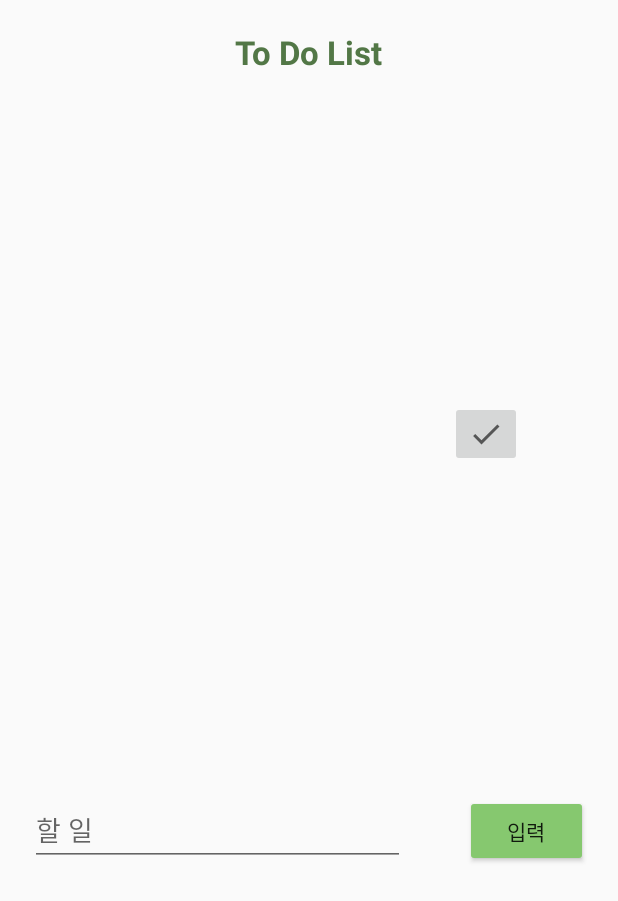
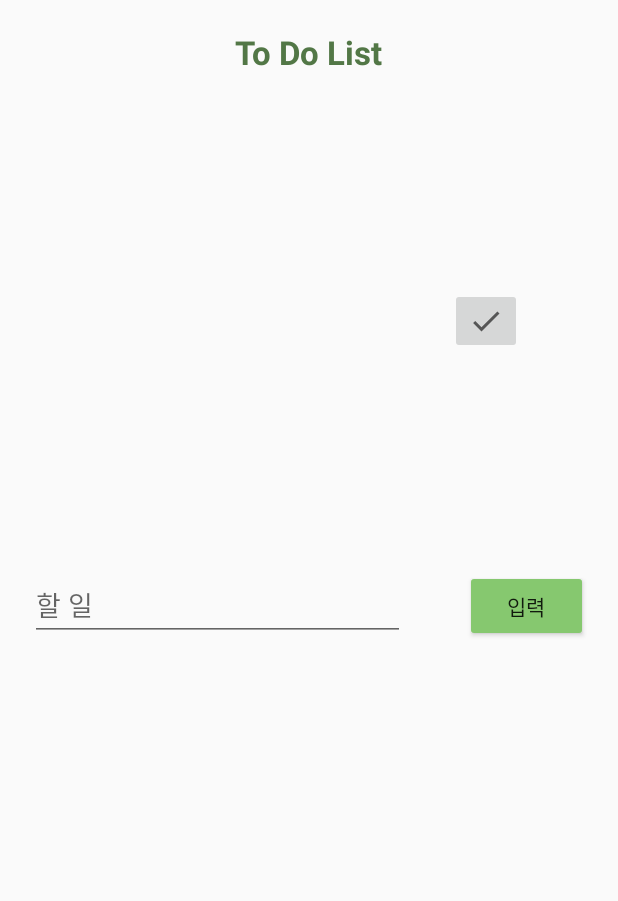
Before and after one commit to unuhqueen/Project-Mental-Development, an Android app: the TodoActivity screen opened directly, with no data from a screen before it, after a tap on "입력", on a phone screen of 412 x 824 dp. Shown: the top 901 px of the screen. Run offline under Robolectric (Android 15) with nearby library versions, the phone set to English and light mode, and no system bars.

Commit message:
Update activity_todo.xml

```diff
--- a/app/src/main/res/layout/activity_todo.xml
+++ b/app/src/main/res/layout/activity_todo.xml
@@ -20,7 +20,7 @@
         android:id="@+id/recycler1"
         android:scrollbars="vertical"
         android:layout_width="match_parent"
-        android:layout_height="400dp"
+        android:layout_height="250dp"
         android:layout_margin="20dp"/>
 
     <LinearLayout
```
